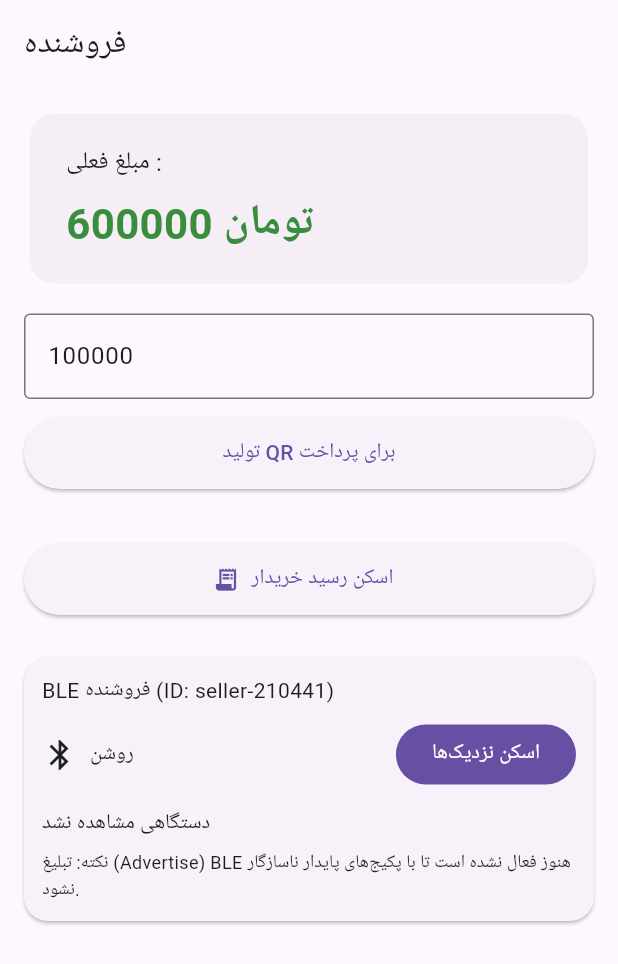
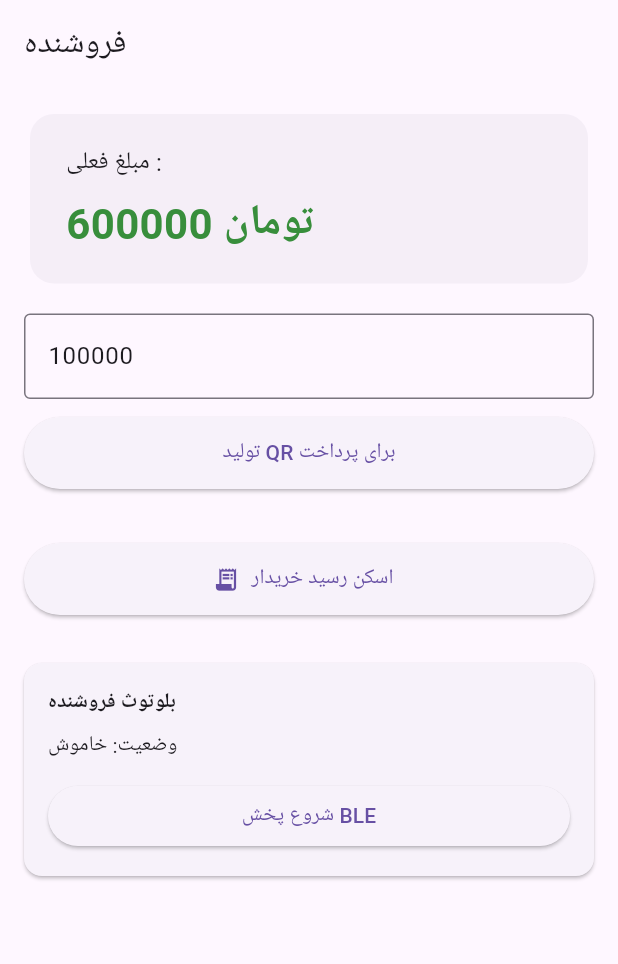
Before and after one commit to foadkaksamandi-blip/Soma_app_demo3, a Flutter app: the SellerHomePage screen opened directly, on a phone screen of 412 x 824 dp. Shown: the top 964 px of the screen. Run offline on Flutter 3.47's test engine with Material 3 defaults, Android fonts, the phone set to English and light mode, and no system bars; our stand-ins replace flutter_blue_plus, permission_handler, qr_flutter; missing offline and left inert: flutter_ble_peripheral, mobile_scanner, nearby_connections.

Commit message:
Update seller_ble_panel.dart

```diff
--- a/lib/widgets/seller_ble_panel.dart
+++ b/lib/widgets/seller_ble_panel.dart
@@ -1,10 +1,7 @@
-import 'dart:async';
 import 'package:flutter/material.dart';
-import 'package:flutter_blue_plus/flutter_blue_plus.dart';
+import '../services/ble_service.dart';
 import '../services/ble_permissions.dart';
 
-/// پنل سادهٔ BLE برای فروشنده.
-/// فعلاً فقط وضعیت و اسکن نمایش می‌دهیم (بدون advertise تا با پکیج‌ها ناسازگار نشود).
 class SellerBlePanel extends StatefulWidget {
   final String sellerId;
   const SellerBlePanel({super.key, required this.sellerId});
@@ -14,120 +11,57 @@ class SellerBlePanel extends StatefulWidget {
 }
 
 class _SellerBlePanelState extends State<SellerBlePanel> {
-  bool _scanning = false;
-  StreamSubscription<List<ScanResult>>? _sub;
-  final List<ScanResult> _results = [];
+  final _ble = BleService();
+  bool _advertising = false;
+  String _status = 'خاموش';
 
-  Future<void> _toggleScan() async {
-    if (_scanning) {
-      await FlutterBluePlus.stopScan();
-      await _sub?.cancel();
-      setState(() => _scanning = false);
+  Future<void> _toggle() async {
+    try {
+      if (!_advertising) {
+        final ok = await BlePermissions.ensureBlePermissions();
+        if (!ok) {
+          setState(() => _status = 'اجازه‌های BLE صادر نشد');
           return;
         }
-
-    final ok = await BlePermissions.ensureBlePermissions();
-    if (!ok) {
-      _snack('مجوزهای بلوتوث صادر نشد');
-      return;
-    }
-
-    setState(() => _results.clear());
-
-    _sub = FlutterBluePlus.scanResults.listen((batch) {
+        await _ble.startAdvertisingSeller(widget.sellerId);
         setState(() {
-        for (final r in batch) {
-          final idx = _results.indexWhere((e) => e.device.remoteId == r.device.remoteId);
-          if (idx >= 0) {
-            _results[idx] = r;
+          _advertising = true;
+          _status = 'در حال پخش: SELLER:${widget.sellerId}';
+        });
       } else {
-            _results.add(r);
-          }
-        }
-      });
-    });
-
-    await FlutterBluePlus.startScan(timeout: const Duration(seconds: 12));
-    setState(() => _scanning = true);
-
-    FlutterBluePlus.isScanning.listen((s) {
-      if (!s && mounted) setState(() => _scanning = false);
+        await _ble.stopAdvertising();
+        setState(() {
+          _advertising = false;
+          _status = 'خاموش';
         });
       }
-
-  void _snack(String m) {
-    if (!mounted) return;
-    ScaffoldMessenger.of(context).showSnackBar(SnackBar(content: Text(m)));
+    } catch (e) {
+      setState(() => _status = 'خطا: $e');
+    }
   }
 
   @override
   void dispose() {
-    _sub?.cancel();
+    _ble.stopAdvertising();
     super.dispose();
   }
 
   @override
   Widget build(BuildContext context) {
     return Card(
-      margin: const EdgeInsets.only(top: 8),
-      shape: RoundedRectangleBorder(borderRadius: BorderRadius.circular(16)),
+      margin: const EdgeInsets.symmetric(vertical: 12),
       child: Padding(
-        padding: const EdgeInsets.all(12),
-        child: Column(
-          crossAxisAlignment: CrossAxisAlignment.start,
-          children: [
-            Text('BLE فروشنده (ID: ${widget.sellerId})'),
+        padding: const EdgeInsets.all(16),
+        child: Column(crossAxisAlignment: CrossAxisAlignment.stretch, children: [
+          const Text('بلوتوث فروشنده', style: TextStyle(fontWeight: FontWeight.w600)),
           const SizedBox(height: 8),
-            Row(
-              children: [
-                const Icon(Icons.bluetooth),
-                const SizedBox(width: 8),
-                Expanded(
-                  child: StreamBuilder<BluetoothAdapterState>(
-                    stream: FlutterBluePlus.adapterState,
-                    initialData: BluetoothAdapterState.unknown,
-                    builder: (context, snap) {
-                      final st = snap.data ?? BluetoothAdapterState.unknown;
-                      final on = st == BluetoothAdapterState.on;
-                      return Text(on ? 'روشن' : 'خاموش');
-                    },
+          Text('وضعیت: $_status'),
+          const SizedBox(height: 12),
+          ElevatedButton(
+            onPressed: _toggle,
+            child: Text(_advertising ? 'توقف پخش BLE' : 'شروع پخش BLE'),
           ),
-                ),
-                FilledButton(
-                  onPressed: _toggleScan,
-                  child: Text(_scanning ? 'توقف اسکن' : 'اسکن نزدیک‌ها'),
-                ),
-              ],
-            ),
-            const SizedBox(height: 12),
-            if (_results.isEmpty)
-              const Text('دستگاهی مشاهده نشد'),
-            if (_results.isNotEmpty)
-              ListView.separated(
-                shrinkWrap: true,
-                physics: const NeverScrollableScrollPhysics(),
-                itemCount: _results.length,
-                separatorBuilder: (_, __) => const Divider(height: 8),
-                itemBuilder: (context, i) {
-                  final r = _results[i];
-                  final name = r.device.platformName.isNotEmpty
-                      ? r.device.platformName
-                      : '(بدون‌نام)';
-                  return ListTile(
-                    dense: true,
-                    leading: const Icon(Icons.device_hub),
-                    title: Text(name),
-                    subtitle: Text('${r.device.remoteId.str}  •  RSSI ${r.rssi}'),
-                  );
-                },
-              ),
-            const SizedBox(height: 6),
-            const Text(
-              'نکته: تبلیغ (Advertise) BLE هنوز فعال نشده است تا با پکیج‌های پایدار ناسازگار نشود.',
-              style: TextStyle(fontSize: 12),
-            ),
-          ],
-        ),
+        ]),
       ),
     );
   }
```
Lines whose indentation alone changed are shown as unchanged.
